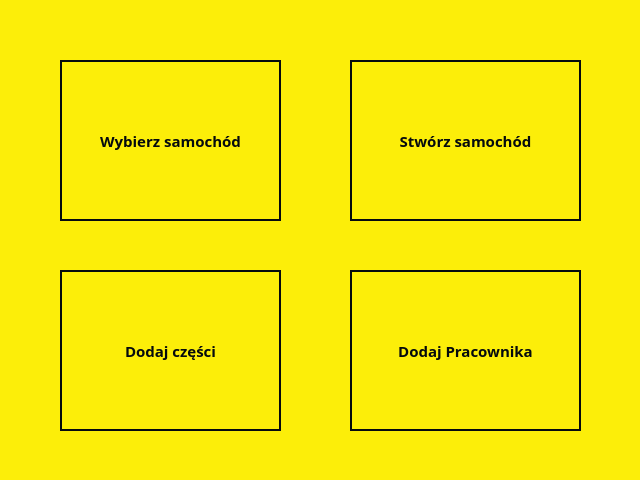
Above: mainwindow.ui from MystryDawid/Cars before the change. Below: the same form after it.
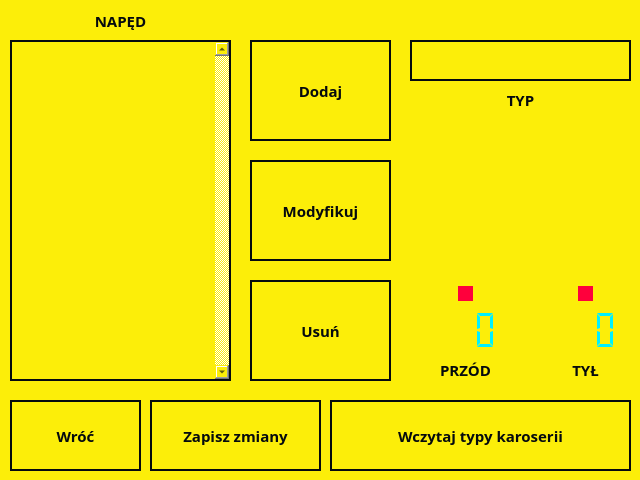
That is the form after the change. The open tabs and pages were chosen to show the change.

What changed in the file:
```diff
--- a/mainwindow.ui
+++ b/mainwindow.ui
@@ -66,6 +66,22 @@
 font-family:Curier;
 }
 
+QSlider::handle{
+background-color:#ff003c;
+}
+
+QSlider::sub-page{
+background-color:#fcee09;
+}
+
+QSlider::add-page{
+background-color:#ff003c;
+}
+
+QLCDNumber{
+color:#00f0ff;
+}
+
 QLineEdit{
  border: 2px solid #050a0e;
 color: #00f0ff;
@@ -74,6 +90,7 @@
 
 QSpinBox, QDoubleSpinBox{
  border: 2px solid #050a0e;
+  font-size:15px;
 }
 QLabel{
    font-size: 15px;
@@ -104,6 +121,15 @@
 font-size:15px;;
 }</string>
     </property>
+    <property name="frameShape">
+     <enum>QFrame::NoFrame</enum>
+    </property>
+    <property name="frameShadow">
+     <enum>QFrame::Raised</enum>
+    </property>
+    <property name="lineWidth">
+     <number>0</number>
+    </property>
     <widget class="QWidget" name="Main">
      <widget class="QPushButton" name="goToPracownikForm">
       <property name="geometry">
@@ -675,6 +701,294 @@
      <zorder>label_9</zorder>
      <zorder>masa</zorder>
     </widget>
+    <widget class="QWidget" name="naped">
+     <widget class="QPushButton" name="wroc_6">
+      <property name="geometry">
+       <rect>
+        <x>10</x>
+        <y>400</y>
+        <width>131</width>
+        <height>71</height>
+       </rect>
+      </property>
+      <property name="text">
+       <string>Wróć</string>
+      </property>
+     </widget>
+     <widget class="QListWidget" name="listaNaped">
+      <property name="geometry">
+       <rect>
+        <x>10</x>
+        <y>40</y>
+        <width>221</width>
+        <height>341</height>
+       </rect>
+      </property>
+      <property name="styleSheet">
+       <string notr="true">scrollArea{
+color:red;
+}</string>
+      </property>
+      <property name="verticalScrollBarPolicy">
+       <enum>Qt::ScrollBarAlwaysOn</enum>
+      </property>
+      <property name="uniformItemSizes">
+       <bool>false</bool>
+      </property>
+      <property name="wordWrap">
+       <bool>false</bool>
+      </property>
+     </widget>
+     <widget class="QLabel" name="label_6">
+      <property name="geometry">
+       <rect>
+        <x>10</x>
+        <y>10</y>
+        <width>221</width>
+        <height>21</height>
+       </rect>
+      </property>
+      <property name="text">
+       <string>NAPĘD</string>
+      </property>
+      <property name="alignment">
+       <set>Qt::AlignCenter</set>
+      </property>
+     </widget>
+     <widget class="QPushButton" name="dodajNaped">
+      <property name="geometry">
+       <rect>
+        <x>250</x>
+        <y>40</y>
+        <width>141</width>
+        <height>101</height>
+       </rect>
+      </property>
+      <property name="text">
+       <string>Dodaj</string>
+      </property>
+     </widget>
+     <widget class="QPushButton" name="modyfikujNaped">
+      <property name="geometry">
+       <rect>
+        <x>250</x>
+        <y>160</y>
+        <width>141</width>
+        <height>101</height>
+       </rect>
+      </property>
+      <property name="text">
+       <string>Modyfikuj</string>
+      </property>
+     </widget>
+     <widget class="QPushButton" name="usunNaped">
+      <property name="geometry">
+       <rect>
+        <x>250</x>
+        <y>280</y>
+        <width>141</width>
+        <height>101</height>
+       </rect>
+      </property>
+      <property name="text">
+       <string>Usuń</string>
+      </property>
+     </widget>
+     <widget class="QPushButton" name="wczytajNaped">
+      <property name="geometry">
+       <rect>
+        <x>330</x>
+        <y>400</y>
+        <width>301</width>
+        <height>71</height>
+       </rect>
+      </property>
+      <property name="text">
+       <string>Wczytaj typy karoserii</string>
+      </property>
+     </widget>
+     <widget class="QPushButton" name="zapiszNaped">
+      <property name="geometry">
+       <rect>
+        <x>150</x>
+        <y>400</y>
+        <width>171</width>
+        <height>71</height>
+       </rect>
+      </property>
+      <property name="text">
+       <string>Zapisz zmiany</string>
+      </property>
+     </widget>
+     <widget class="QLineEdit" name="napedNaped">
+      <property name="geometry">
+       <rect>
+        <x>410</x>
+        <y>40</y>
+        <width>221</width>
+        <height>41</height>
+       </rect>
+      </property>
+      <property name="text">
+       <string/>
+      </property>
+     </widget>
+     <widget class="QLabel" name="label_10">
+      <property name="geometry">
+       <rect>
+        <x>410</x>
+        <y>80</y>
+        <width>221</width>
+        <height>40</height>
+       </rect>
+      </property>
+      <property name="text">
+       <string>TYP</string>
+      </property>
+      <property name="alignment">
+       <set>Qt::AlignCenter</set>
+      </property>
+     </widget>
+     <widget class="QSlider" name="wartoscPrzod">
+      <property name="geometry">
+       <rect>
+        <x>430</x>
+        <y>130</y>
+        <width>71</width>
+        <height>171</height>
+       </rect>
+      </property>
+      <property name="maximum">
+       <number>100</number>
+      </property>
+      <property name="orientation">
+       <enum>Qt::Vertical</enum>
+      </property>
+     </widget>
+     <widget class="QSlider" name="wartoscTyl">
+      <property name="geometry">
+       <rect>
+        <x>550</x>
+        <y>130</y>
+        <width>71</width>
+        <height>171</height>
+       </rect>
+      </property>
+      <property name="maximum">
+       <number>100</number>
+      </property>
+      <property name="orientation">
+       <enum>Qt::Vertical</enum>
+      </property>
+     </widget>
+     <widget class="QLabel" name="label_11">
+      <property name="geometry">
+       <rect>
+        <x>430</x>
+        <y>350</y>
+        <width>71</width>
+        <height>40</height>
+       </rect>
+      </property>
+      <property name="text">
+       <string>PRZÓD</string>
+      </property>
+      <property name="alignment">
+       <set>Qt::AlignCenter</set>
+      </property>
+     </widget>
+     <widget class="QLabel" name="label_12">
+      <property name="geometry">
+       <rect>
+        <x>550</x>
+        <y>350</y>
+        <width>71</width>
+        <height>40</height>
+       </rect>
+      </property>
+      <property name="text">
+       <string>TYŁ</string>
+      </property>
+      <property name="alignment">
+       <set>Qt::AlignCenter</set>
+      </property>
+     </widget>
+     <widget class="QLCDNumber" name="lcdNumberPrzod">
+      <property name="geometry">
+       <rect>
+        <x>430</x>
+        <y>310</y>
+        <width>71</width>
+        <height>41</height>
+       </rect>
+      </property>
+      <property name="frameShape">
+       <enum>QFrame::NoFrame</enum>
+      </property>
+      <property name="frameShadow">
+       <enum>QFrame::Raised</enum>
+      </property>
+      <property name="lineWidth">
+       <number>1</number>
+      </property>
+      <property name="midLineWidth">
+       <number>0</number>
+      </property>
+      <property name="smallDecimalPoint">
+       <bool>false</bool>
+      </property>
+      <property name="digitCount">
+       <number>3</number>
+      </property>
+      <property name="segmentStyle">
+       <enum>QLCDNumber::Flat</enum>
+      </property>
+      <property name="intValue" stdset="0">
+       <number>0</number>
+      </property>
+     </widget>
+     <widget class="QLCDNumber" name="lcdNumberTyl">
+      <property name="geometry">
+       <rect>
+        <x>550</x>
+        <y>310</y>
+        <width>71</width>
+        <height>41</height>
+       </rect>
+      </property>
+      <property name="frameShape">
+       <enum>QFrame::NoFrame</enum>
+      </property>
+      <property name="smallDecimalPoint">
+       <bool>false</bool>
+      </property>
+      <property name="digitCount">
+       <number>3</number>
+      </property>
+      <property name="segmentStyle">
+       <enum>QLCDNumber::Flat</enum>
+      </property>
+      <property name="intValue" stdset="0">
+       <number>0</number>
+      </property>
+     </widget>
+     <zorder>wroc_6</zorder>
+     <zorder>listaNaped</zorder>
+     <zorder>label_6</zorder>
+     <zorder>dodajNaped</zorder>
+     <zorder>modyfikujNaped</zorder>
+     <zorder>usunNaped</zorder>
+     <zorder>wczytajNaped</zorder>
+     <zorder>zapiszNaped</zorder>
+     <zorder>label_10</zorder>
+     <zorder>napedNaped</zorder>
+     <zorder>label_11</zorder>
+     <zorder>label_12</zorder>
+     <zorder>lcdNumberPrzod</zorder>
+     <zorder>lcdNumberTyl</zorder>
+     <zorder>wartoscTyl</zorder>
+     <zorder>wartoscPrzod</zorder>
+    </widget>
    </widget>
   </widget>
  </widget>
```
Left out of the diff: 79 changed lines with no effect on the pictures.
